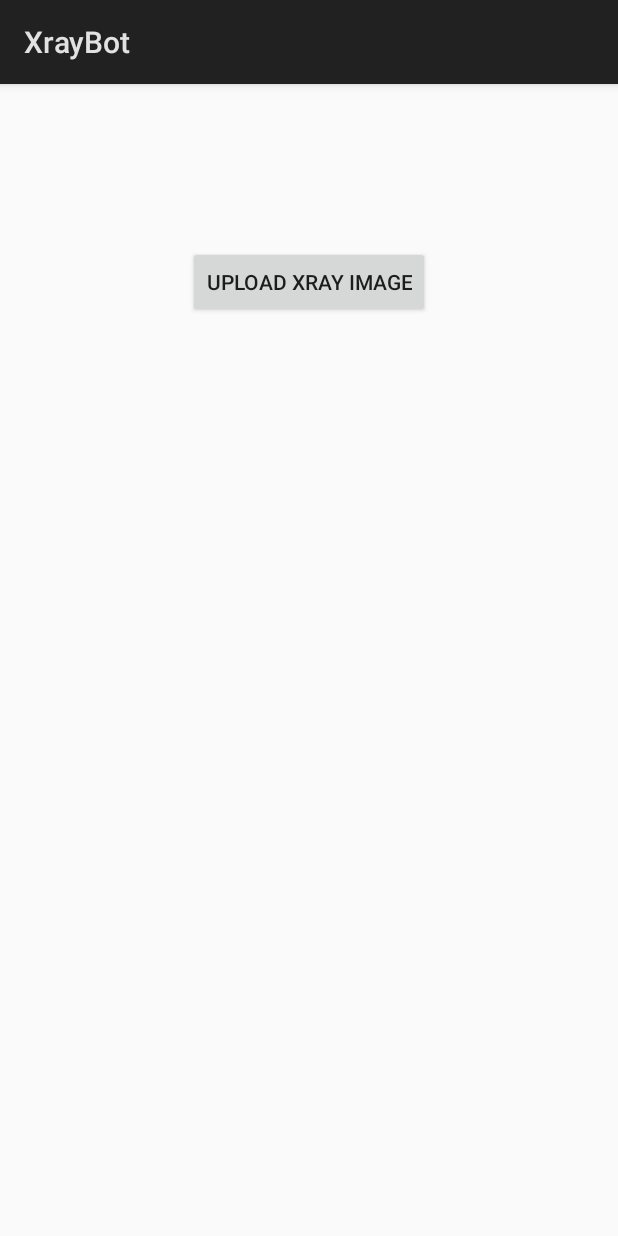
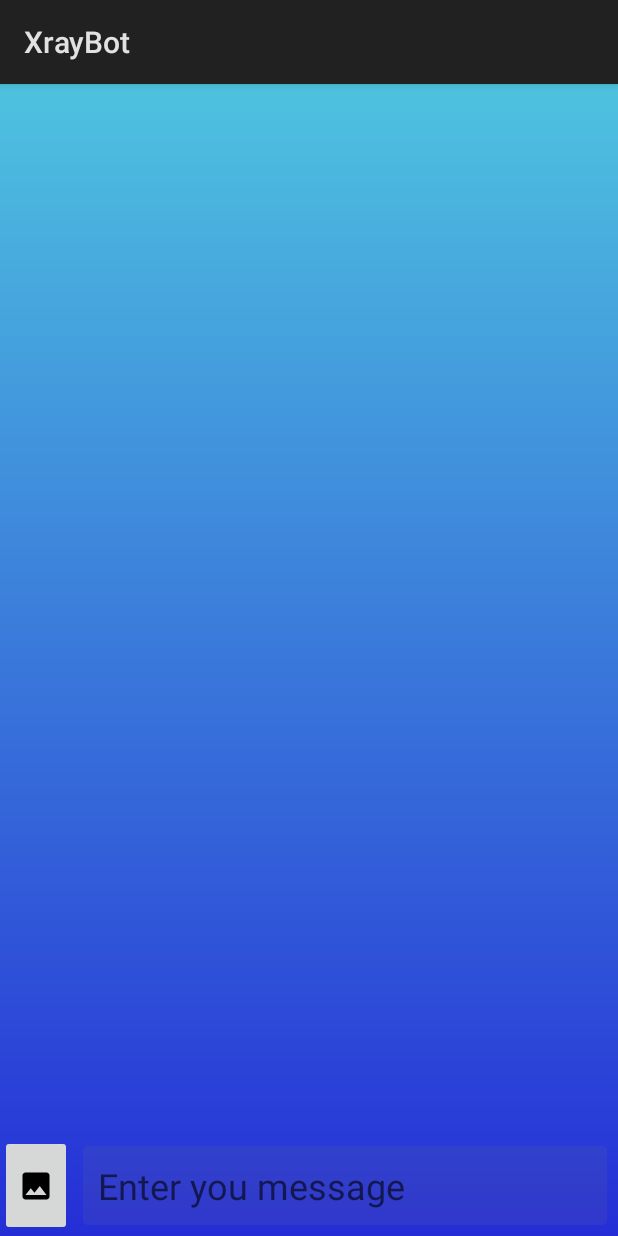
Before and after one commit to SRM-Hackathon/codenets, an Android app: the screen it shows after launch (MainActivity), on a phone screen of 412 x 824 dp. Run offline under Robolectric (Android 15) with nearby library versions, the phone set to English and light mode, and no system bars.

Commit message:
add chat UI

```diff
--- a/XrayBot/app/build.gradle
+++ b/XrayBot/app/build.gradle
@@ -24,4 +24,5 @@ dependencies {
     testImplementation 'junit:junit:4.12'
     androidTestImplementation 'com.android.support.test:runner:1.0.2'
     androidTestImplementation 'com.android.support.test.espresso:espresso-core:3.0.2'
+    implementation 'com.android.support:recyclerview-v7:28.0.0'
 }
--- a/XrayBot/app/src/main/java/com/example/sairam/xraybot/MainActivity.java
+++ b/XrayBot/app/src/main/java/com/example/sairam/xraybot/MainActivity.java
@@ -6,6 +6,7 @@ import android.os.Bundle;
 import android.util.Log;
 import android.view.View;
 import android.widget.Button;
+import android.widget.ImageButton;
 import android.widget.Toast;
 
 import java.io.BufferedReader;
@@ -22,7 +23,7 @@ import java.net.URLConnection;
 
 public class MainActivity extends Activity {
 
-    Button uploadImgBtn;
+    ImageButton uploadImgBtn;
     public static final int PICK_XRAY_IMAGE = 1;
     @Override
     protected void onCreate(Bundle savedInstanceState){
@@ -81,8 +82,6 @@ public class MainActivity extends Activity {
         dos.writeBytes(crlf);
         dos.writeBytes(twoHyphens + boundary + twoHyphens + crlf);
 
-        dos.writeBytes(twoHyphens + boundary + crlf);
-        dos.writeBytes(crlf);
         if(conn.getResponseCode() == HttpURLConnection.HTTP_OK) {
             BufferedReader bufferedReader = new BufferedReader(new InputStreamReader(conn.getInputStream()));
             String line = null;
@@ -96,7 +95,7 @@ public class MainActivity extends Activity {
         }
         else{
             conn.disconnect();
-            return "error not 200";
+            return "Error Response Code not 200";
         }
     }
 
--- /dev/null
+++ b/XrayBot/app/src/main/res/drawable/bg_edittext.xml
@@ -0,0 +1,11 @@
+<?xml version="1.0" encoding="utf-8"?>
+<shape xmlns:android="http://schemas.android.com/apk/res/android">
+
+    <corners
+        android:radius="3dp"/>
+
+    <gradient
+        android:startColor="#1d787776"
+        android:endColor="#1d787776"/>
+
+</shape>
--- /dev/null
+++ b/XrayBot/app/src/main/res/drawable/bg_home.xml
@@ -0,0 +1,9 @@
+<?xml version="1.0" encoding="utf-8"?>
+<shape xmlns:android="http://schemas.android.com/apk/res/android">
+
+
+    <gradient
+        android:startColor="#252ed6"
+        android:endColor="#4ec2df"
+        android:angle="90" />
+</shape>
--- /dev/null
+++ b/XrayBot/app/src/main/res/drawable/ic_image_black_24dp.xml
@@ -0,0 +1,9 @@
+<vector xmlns:android="http://schemas.android.com/apk/res/android"
+        android:width="24dp"
+        android:height="24dp"
+        android:viewportWidth="24.0"
+        android:viewportHeight="24.0">
+    <path
+        android:fillColor="#FF000000"
+        android:pathData="M21,19V5c0,-1.1 -0.9,-2 -2,-2H5c-1.1,0 -2,0.9 -2,2v14c0,1.1 0.9,2 2,2h14c1.1,0 2,-0.9 2,-2zM8.5,13.5l2.5,3.01L14.5,12l4.5,6H5l3.5,-4.5z"/>
+</vector>
--- a/XrayBot/app/src/main/res/layout/activity_main.xml
+++ b/XrayBot/app/src/main/res/layout/activity_main.xml
@@ -1,20 +1,44 @@
 <?xml version="1.0" encoding="utf-8"?>
-<android.support.constraint.ConstraintLayout xmlns:android="http://schemas.android.com/apk/res/android"
+<RelativeLayout xmlns:android="http://schemas.android.com/apk/res/android"
     xmlns:app="http://schemas.android.com/apk/res-auto"
     xmlns:tools="http://schemas.android.com/tools"
     android:layout_width="match_parent"
     android:layout_height="match_parent"
+    android:background="@drawable/bg_home"
     tools:context=".MainActivity">
 
-    <Button
-        android:id="@+id/upload_img_btn"
-        android:layout_width="wrap_content"
+    <LinearLayout
+        android:layout_width="match_parent"
         android:layout_height="wrap_content"
-        android:layout_marginTop="108dp"
-        android:text="UPLOAD XRAY IMAGE"
-        app:layout_constraintEnd_toEndOf="parent"
-        app:layout_constraintHorizontal_bias="0.501"
-        app:layout_constraintStart_toStartOf="parent"
-        app:layout_constraintTop_toTopOf="parent" />
+        android:orientation="horizontal"
+        android:layout_alignParentBottom="true">
 
-</android.support.constraint.ConstraintLayout>
+        <ImageButton
+            android:id="@+id/upload_img_btn"
+            android:layout_width="wrap_content"
+            android:layout_height="match_parent"
+            android:src="@drawable/ic_image_black_24dp"/>
+
+        <EditText
+            android:id="@+id/inputMessage"
+            android:layout_width="match_parent"
+            android:layout_height="wrap_content"
+            android:imeOptions="actionSend"
+            android:textSize="24sp"
+            android:layout_margin="7dp"
+            android:background="@drawable/bg_edittext"
+            android:inputType="text"
+            android:elevation="3dp"
+            android:padding="10dp"
+            android:hint="Enter you message"/>
+
+    </LinearLayout>
+
+    <android.support.v7.widget.RecyclerView
+        android:id="@+id/conversation"
+        android:layout_width="match_parent"
+        android:layout_height="match_parent"
+        android:layout_alignParentStart="true"
+        android:layout_alignParentTop="true"/>
+
+</RelativeLayout>
```
